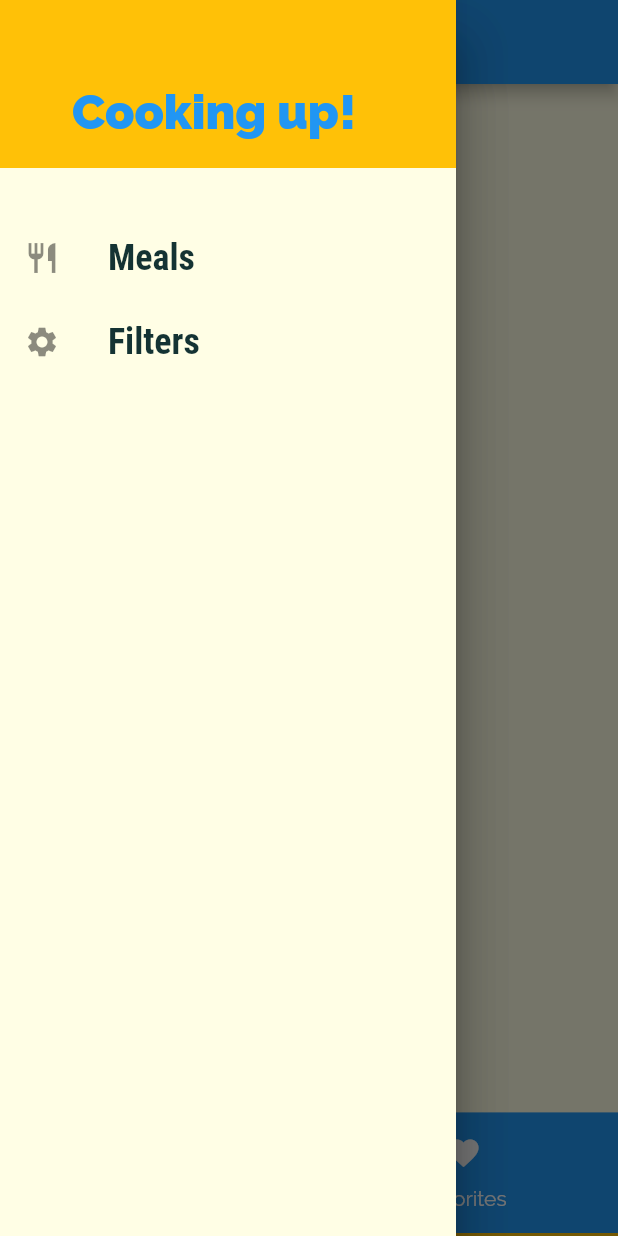
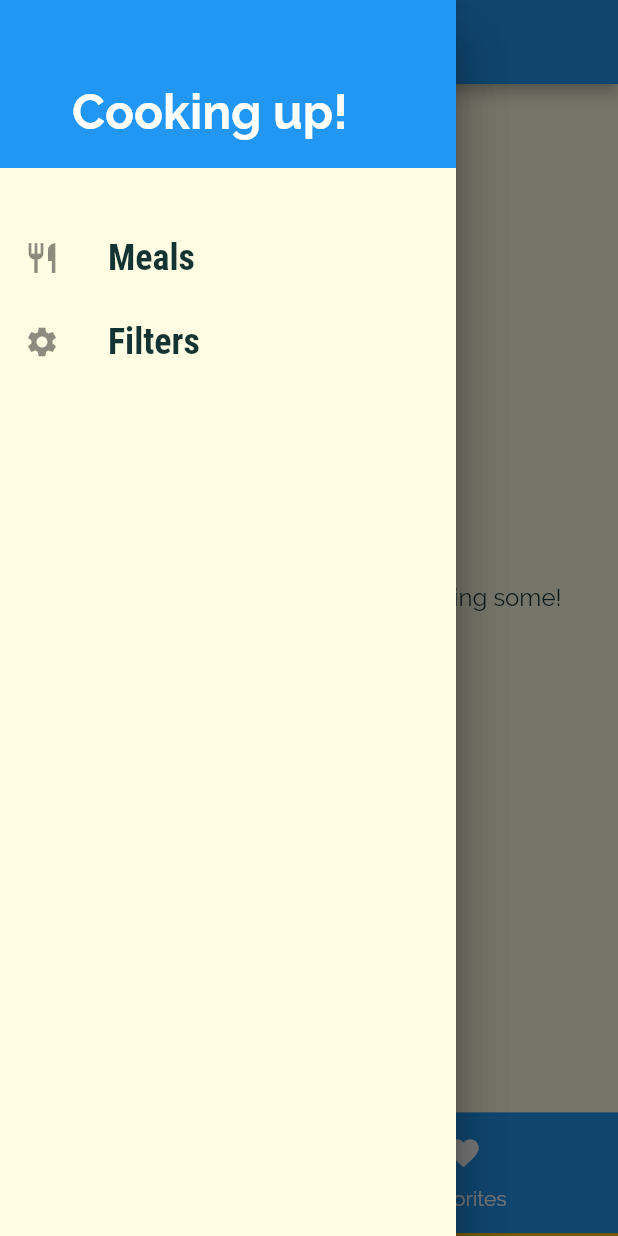
Before and after one commit to ajvelo/My-Meals, a Flutter app: the screen it shows after launch, tab 2 chosen, with the side drawer open, on a phone screen of 412 x 824 dp. Run offline on Flutter 3.47's test engine with Material 2 defaults, Android fonts, the phone set to English and light mode, and no system bars.

Commit message:
Complete favorites

```diff
--- a/app/lib/main.dart
+++ b/app/lib/main.dart
@@ -48,6 +48,26 @@ class _MyAppState extends State<MyApp> {
   }
 
   List<Meal> _availableMeals = DUMMY_MEALS;
+  List<Meal> _favoriteMeals = [];
+
+  void _toggleFavorites(String mealId) {
+    final existingIndex =
+        _favoriteMeals.indexWhere((meal) => meal.id == mealId);
+
+    if (existingIndex >= 0) {
+      setState(() {
+        _favoriteMeals.removeAt(existingIndex);
+      });
+    } else {
+      setState(() {
+        _favoriteMeals.add(DUMMY_MEALS.firstWhere((meal) => meal.id == mealId));
+      });
+    }
+  }
+
+  bool _isMealFavorite(String id) {
+    return _favoriteMeals.any((meal) => meal.id == id);
+  }
 
   @override
   Widget build(BuildContext context) {
@@ -71,8 +91,9 @@ class _MyAppState extends State<MyApp> {
       routes: {
         CategoryMealsScreen.routeName: (ctx) =>
             CategoryMealsScreen(_availableMeals),
-        '/': (ctx) => TabsScreen(),
-        MealDetailScreen.routeName: (ctx) => MealDetailScreen(),
+        '/': (ctx) => TabsScreen(_favoriteMeals),
+        MealDetailScreen.routeName: (ctx) =>
+            MealDetailScreen(_toggleFavorites, _isMealFavorite),
         FiltersScreen.routeName: (ctx) => FiltersScreen(_filters, _setFilters)
       },
       onGenerateRoute: (settings) {
--- a/app/lib/screens/favorites_screen.dart
+++ b/app/lib/screens/favorites_screen.dart
@@ -1,10 +1,32 @@
+import 'package:app/models/meal.dart';
+import 'package:app/widgets/meal_item.dart';
 import 'package:flutter/material.dart';
 
 class FavoritesScreen extends StatelessWidget {
+  final List<Meal> favoriteMeals;
+  FavoritesScreen(this.favoriteMeals);
   @override
   Widget build(BuildContext context) {
-    return Center(
-      child: Text('test'),
-    );
+    if (favoriteMeals.isEmpty) {
+      return Center(
+        child: Text(
+          'You have no favorites yet - start adding some!',
+          style: TextStyle(fontSize: 16.0),
+        ),
+      );
+    } else {
+      return ListView.builder(
+        itemBuilder: (context, index) {
+          return MealItem(
+              id: favoriteMeals[index].id,
+              title: favoriteMeals[index].title,
+              imageUrl: favoriteMeals[index].imageUrl,
+              duration: favoriteMeals[index].duration,
+              complexity: favoriteMeals[index].complexity,
+              affordability: favoriteMeals[index].affordability);
+        },
+        itemCount: favoriteMeals.length,
+      );
+    }
   }
 }
--- a/app/lib/screens/tabs_screen.dart
+++ b/app/lib/screens/tabs_screen.dart
@@ -1,9 +1,14 @@
+import 'package:app/models/meal.dart';
 import 'package:app/screens/categories_screen.dart';
 import 'package:app/screens/favorites_screen.dart';
 import 'package:app/widgets/main_drawer.dart';
 import 'package:flutter/material.dart';
 
 class TabsScreen extends StatelessWidget {
+  final List<Meal> favoriteMeals;
+
+  TabsScreen(this.favoriteMeals);
+
   Widget menu(BuildContext context) {
     final deviceHeight = MediaQuery.of(context).size.height;
     return Container(
@@ -35,7 +40,7 @@ class TabsScreen extends StatelessWidget {
           body: TabBarView(
             children: [
               CategoriesScreen(),
-              FavoritesScreen(),
+              FavoritesScreen(favoriteMeals),
             ],
           ),
         ));
--- a/app/lib/widgets/main_drawer.dart
+++ b/app/lib/widgets/main_drawer.dart
@@ -23,16 +23,16 @@ class MainDrawer extends StatelessWidget {
         children: [
           Container(
             height: 112,
-            color: Theme.of(context).accentColor,
+            color: Theme.of(context).primaryColor,
             width: double.infinity,
             child: Padding(
               padding: const EdgeInsets.only(top: 56.0, left: 48.0),
               child: Text(
                 'Cooking up!',
                 style: TextStyle(
-                    fontWeight: FontWeight.w900,
+                    fontWeight: FontWeight.w700,
                     fontSize: 32,
-                    color: Theme.of(context).primaryColor),
+                    color: Colors.white),
               ),
             ),
           ),
```
Also changed, not shown: app/lib/screens/meal_detail_screen.dart (+9 -0 lines).
